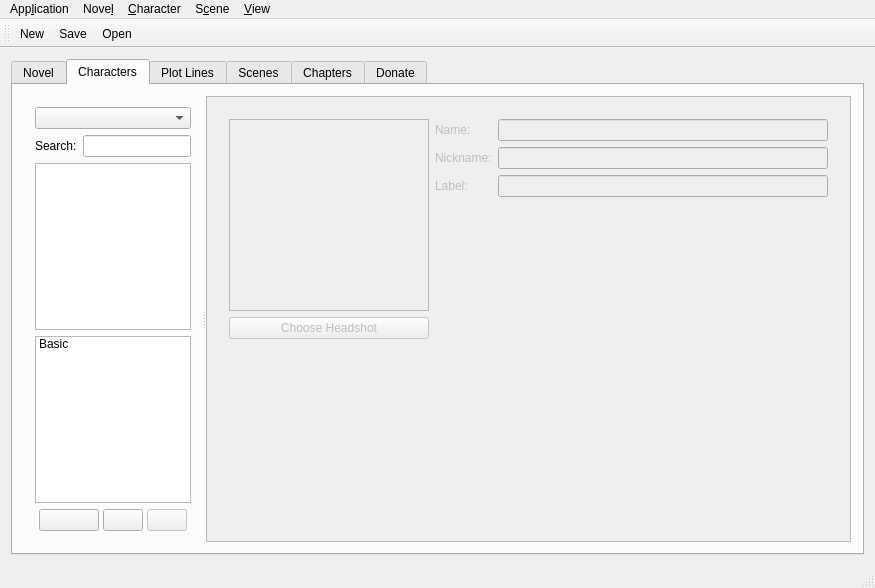
This is src/app/mainwindow.ui in src-r-r/plotline as Qt 5 draws it before an edit. The edited form follows.
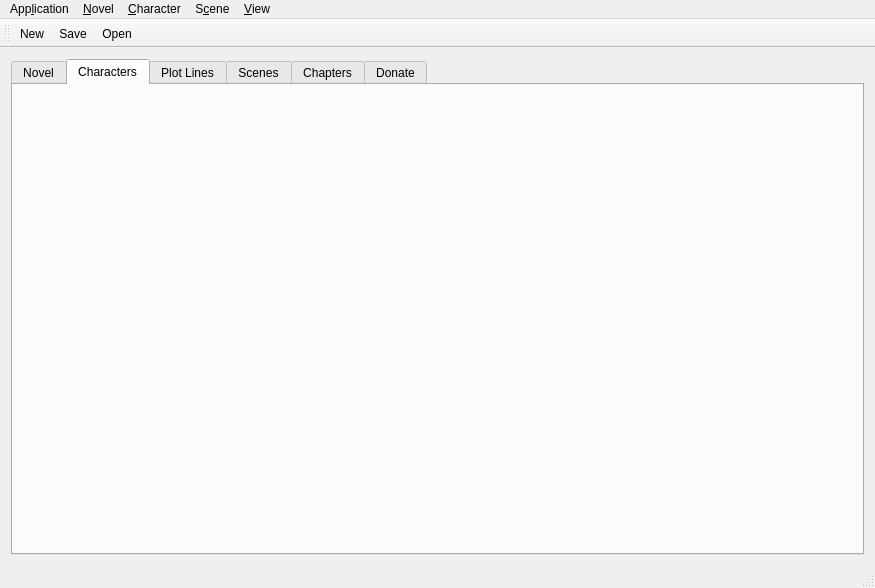
This is the edited form. The open tabs and pages were chosen to show the change. Icons and pictures are not drawn.

Patch:
```diff
--- a/src/app/mainwindow.ui
+++ b/src/app/mainwindow.ui
@@ -257,311 +257,7 @@
        <attribute name="title">
         <string>Characters</string>
        </attribute>
-       <layout class="QHBoxLayout" name="horizontalLayout_4">
-        <item>
-         <widget class="QSplitter" name="splitter_2">
-          <property name="orientation">
-           <enum>Qt::Horizontal</enum>
-          </property>
-          <property name="childrenCollapsible">
-           <bool>false</bool>
-          </property>
-          <widget class="QWidget" name="layoutWidget">
-           <layout class="QVBoxLayout" name="verticalLayout">
-            <property name="sizeConstraint">
-             <enum>QLayout::SetMaximumSize</enum>
-            </property>
-            <item>
-             <widget class="QComboBox" name="comboBox">
-              <property name="sizePolicy">
-               <sizepolicy hsizetype="Minimum" vsizetype="Fixed">
-                <horstretch>0</horstretch>
-                <verstretch>0</verstretch>
-               </sizepolicy>
-              </property>
-             </widget>
-            </item>
-            <item>
-             <layout class="QHBoxLayout" name="horizontalLayout_2">
-              <property name="sizeConstraint">
-               <enum>QLayout::SetMaximumSize</enum>
-              </property>
-              <item>
-               <widget class="QLabel" name="label">
-                <property name="sizePolicy">
-                 <sizepolicy hsizetype="Maximum" vsizetype="Preferred">
-                  <horstretch>0</horstretch>
-                  <verstretch>0</verstretch>
-                 </sizepolicy>
-                </property>
-                <property name="text">
-                 <string>Search:</string>
-                </property>
-               </widget>
-              </item>
-              <item>
-               <widget class="QLineEdit" name="lineEdit">
-                <property name="sizePolicy">
-                 <sizepolicy hsizetype="Minimum" vsizetype="Fixed">
-                  <horstretch>0</horstretch>
-                  <verstretch>0</verstretch>
-                 </sizepolicy>
-                </property>
-               </widget>
-              </item>
-             </layout>
-            </item>
-            <item>
-             <widget class="QListView" name="characterList">
-              <property name="sizePolicy">
-               <sizepolicy hsizetype="Maximum" vsizetype="Expanding">
-                <horstretch>0</horstretch>
-                <verstretch>0</verstretch>
-               </sizepolicy>
-              </property>
-             </widget>
-            </item>
-            <item>
-             <widget class="QListWidget" name="characterAttrList">
-              <property name="sizePolicy">
-               <sizepolicy hsizetype="Maximum" vsizetype="Expanding">
-                <horstretch>0</horstretch>
-                <verstretch>0</verstretch>
-               </sizepolicy>
-              </property>
-              <item>
-               <property name="text">
-                <string>Basic</string>
-               </property>
-              </item>
-             </widget>
-            </item>
-            <item>
-             <layout class="QHBoxLayout" name="horizontalLayout">
-              <property name="spacing">
-               <number>0</number>
-              </property>
-              <property name="sizeConstraint">
-               <enum>QLayout::SetDefaultConstraint</enum>
-              </property>
-              <item>
-               <widget class="QPushButton" name="addCharacter">
-                <property name="sizePolicy">
-                 <sizepolicy hsizetype="Maximum" vsizetype="Preferred">
-                  <horstretch>0</horstretch>
-                  <verstretch>0</verstretch>
-                 </sizepolicy>
-                </property>
-                <property name="minimumSize">
-                 <size>
-                  <width>60</width>
-                  <height>0</height>
-                 </size>
-                </property>
-                <property name="maximumSize">
-                 <size>
-                  <width>16777215</width>
-                  <height>16777215</height>
-                 </size>
-                </property>
-                <property name="whatsThis">
-                 <string>Add a Character</string>
-                </property>
-                <property name="layoutDirection">
-                 <enum>Qt::LeftToRight</enum>
-                </property>
-                <property name="autoFillBackground">
-                 <bool>false</bool>
-                </property>
-                <property name="text">
-                 <string/>
-                </property>
-                <property name="icon">
-                 <iconset resource="../res/plotline.qrc">
-                  <normaloff>:/images/images/list-add-user.png</normaloff>:/images/images/list-add-user.png</iconset>
-                </property>
-                <attribute name="buttonGroup">
-                 <string notr="true">buttonGroup</string>
-                </attribute>
-               </widget>
-              </item>
-              <item>
-               <widget class="QPushButton" name="archiveCharacter">
-                <property name="sizePolicy">
-                 <sizepolicy hsizetype="Maximum" vsizetype="Fixed">
-                  <horstretch>0</horstretch>
-                  <verstretch>0</verstretch>
-                 </sizepolicy>
-                </property>
-                <property name="maximumSize">
-                 <size>
-                  <width>16777215</width>
-                  <height>16777215</height>
-                 </size>
-                </property>
-                <property name="whatsThis">
-                 <string>Archive or Restore Character (Safer than deleting)</string>
-                </property>
-                <property name="text">
-                 <string/>
-                </property>
-                <property name="icon">
-                 <iconset resource="../res/plotline.qrc">
-                  <normaloff>:/images/images/user-archive.png</normaloff>:/images/images/user-archive.png</iconset>
-                </property>
-                <attribute name="buttonGroup">
-                 <string notr="true">buttonGroup</string>
-                </attribute>
-               </widget>
-              </item>
-              <item>
-               <widget class="QPushButton" name="deleteCharacter">
-                <property name="enabled">
-                 <bool>false</bool>
-                </property>
-                <property name="sizePolicy">
-                 <sizepolicy hsizetype="Maximum" vsizetype="Fixed">
-                  <horstretch>0</horstretch>
-                  <verstretch>0</verstretch>
-                 </sizepolicy>
-                </property>
-                <property name="contextMenuPolicy">
-                 <enum>Qt::CustomContextMenu</enum>
-                </property>
-                <property name="whatsThis">
-                 <string>Delete selected character</string>
-                </property>
-                <property name="text">
-                 <string/>
-                </property>
-                <property name="icon">
-                 <iconset resource="../res/plotline.qrc">
-                  <normaloff>:/images/images/list-remove-user.png</normaloff>:/images/images/list-remove-user.png</iconset>
-                </property>
-                <attribute name="buttonGroup">
-                 <string notr="true">buttonGroup</string>
-                </attribute>
-               </widget>
-              </item>
-             </layout>
-            </item>
-           </layout>
-          </widget>
-          <widget class="QScrollArea" name="scrollAreaCharDetails">
-           <property name="enabled">
-            <bool>false</bool>
-           </property>
-           <property name="sizePolicy">
-            <sizepolicy hsizetype="Preferred" vsizetype="Maximum">
-             <horstretch>0</horstretch>
-             <verstretch>0</verstretch>
-            </sizepolicy>
-           </property>
-           <property name="widgetResizable">
-            <bool>true</bool>
-           </property>
-           <widget class="QWidget" name="scrollAreaWidgetContents">
-            <property name="geometry">
-             <rect>
-              <x>0</x>
-              <y>0</y>
-              <width>532</width>
-              <height>430</height>
-             </rect>
-            </property>
-            <layout class="QVBoxLayout" name="verticalLayout_2">
-             <item>
-              <widget class="QStackedWidget" name="stackedWidget_2">
-               <property name="sizePolicy">
-                <sizepolicy hsizetype="Preferred" vsizetype="Expanding">
-                 <horstretch>0</horstretch>
-                 <verstretch>0</verstretch>
-                </sizepolicy>
-               </property>
-               <widget class="QWidget" name="pageBasic">
-                <layout class="QHBoxLayout" name="horizontalLayout_3">
-                 <item>
-                  <layout class="QGridLayout" name="gridLayout">
-                   <item row="0" column="0">
-                    <widget class="QGraphicsView" name="characterHeadshot">
-                     <property name="sizePolicy">
-                      <sizepolicy hsizetype="Expanding" vsizetype="Minimum">
-                       <horstretch>0</horstretch>
-                       <verstretch>0</verstretch>
-                      </sizepolicy>
-                     </property>
-                     <property name="maximumSize">
-                      <size>
-                       <width>200</width>
-                       <height>200</height>
-                      </size>
-                     </property>
-                     <property name="baseSize">
-                      <size>
-                       <width>60</width>
-                       <height>60</height>
-                      </size>
-                     </property>
-                    </widget>
-                   </item>
-                   <item row="0" column="1" rowspan="3">
-                    <layout class="QFormLayout" name="formLayout_2">
-                     <item row="0" column="0">
-                      <widget class="QLabel" name="label_2">
-                       <property name="text">
-                        <string>Name:</string>
-                       </property>
-                      </widget>
-                     </item>
-                     <item row="0" column="1">
-                      <widget class="QLineEdit" name="characterName"/>
-                     </item>
-                     <item row="1" column="0">
-                      <widget class="QLabel" name="label_3">
-                       <property name="text">
-                        <string>Nickname:</string>
-                       </property>
-                      </widget>
-                     </item>
-                     <item row="1" column="1">
-                      <widget class="QLineEdit" name="characterNickname"/>
-                     </item>
-                     <item row="2" column="0">
-                      <widget class="QLabel" name="label_4">
-                       <property name="text">
-                        <string>Label:</string>
-                       </property>
-                      </widget>
-                     </item>
-                     <item row="2" column="1">
-                      <widget class="QLineEdit" name="characterLabel">
-                       <property name="whatsThis">
-                        <string>&lt;html&gt;&lt;head/&gt;&lt;body&gt;&lt;p&gt;A short name to identify the character for plot lines and scenes (e.g. JoDo for John Doe).&lt;/p&gt;&lt;/body&gt;&lt;/html&gt;</string>
-                       </property>
-                      </widget>
-                     </item>
-                    </layout>
-                   </item>
-                   <item row="1" column="0">
-                    <widget class="QPushButton" name="chooseHeadshot">
-                     <property name="text">
-                      <string>Choose Headshot</string>
-                     </property>
-                    </widget>
-                   </item>
-                  </layout>
-                 </item>
-                </layout>
-               </widget>
-               <widget class="QWidget" name="page_2"/>
-              </widget>
-             </item>
-            </layout>
-           </widget>
-          </widget>
-         </widget>
-        </item>
-       </layout>
+       <layout class="QHBoxLayout" name="horizontalLayout_4"/>
       </widget>
       <widget class="QWidget" name="tab_plotlines">
        <attribute name="title">
@@ -1023,7 +719,7 @@
    </widget>
    <widget class="QMenu" name="menuNovel">
     <property name="title">
-     <string>Nove&amp;l</string>
+     <string>&amp;Novel</string>
     </property>
     <addaction name="actionNovelNew"/>
     <addaction name="actionNovelOpen"/>
```
Left out of the diff: 653 changed lines with no effect on the pictures.
